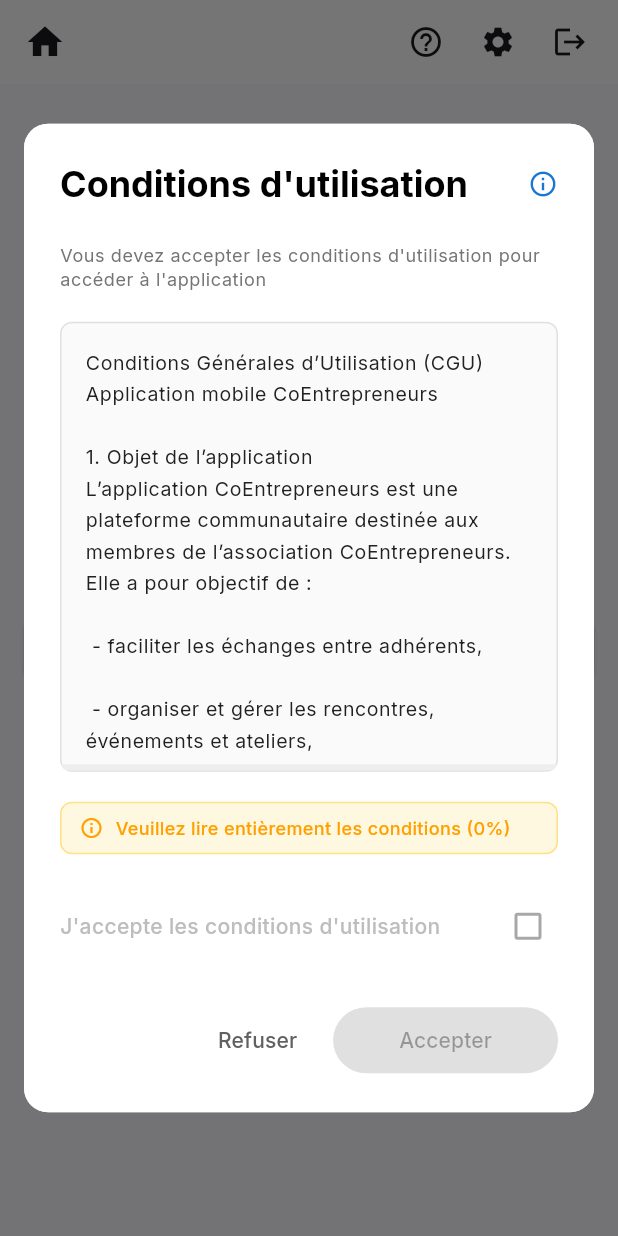
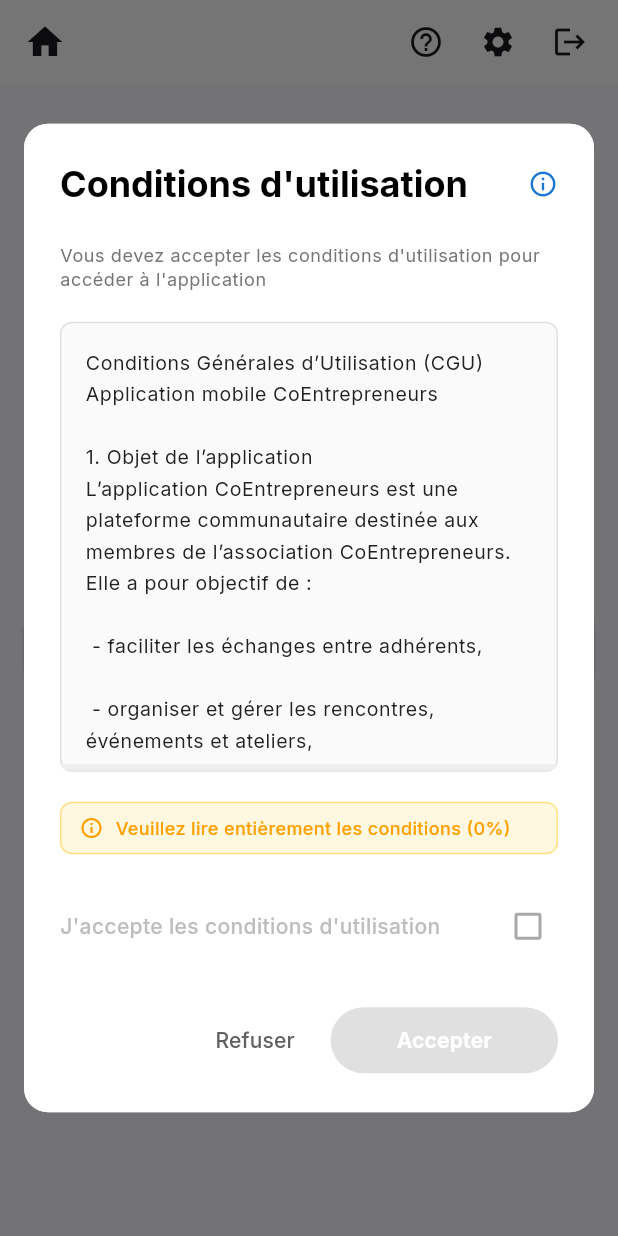
Before and after one commit to mathiasCarlier/coentrepreneurs, a Flutter app: the screen it shows once a user with an empty profile is signed in, on a phone screen of 412 x 824 dp. Run offline on Flutter 3.47's test engine with Material 3 defaults, Android fonts, the phone set to English and light mode, and no system bars; our stand-ins replace cloud_firestore, firebase_auth, firebase_core, firebase_storage, go_router, google_fonts and 1 more; accounts and stored records are empty.

Commit message:
changement de détails

```diff
--- a/lib/main.dart
+++ b/lib/main.dart
@@ -83,7 +83,11 @@
     seedColor: seed,
     brightness: Brightness.light,
   );
-  final textTheme = GoogleFonts.interTextTheme();
+  final baseTextTheme = GoogleFonts.interTextTheme();
+  final textTheme = baseTextTheme.apply(
+    bodyColor: scheme.onSurface,
+    displayColor: scheme.onSurface,
+  );
 
   return ThemeData(
     useMaterial3: true,
@@ -105,11 +109,17 @@
       filled: true,
       fillColor: scheme.surfaceContainerHighest,
       border: OutlineInputBorder(borderRadius: BorderRadius.circular(12)),
+      // Make hint and label more visible in light mode
+      hintStyle: TextStyle(color: scheme.onSurface.withOpacity(0.8)),
+      labelStyle: TextStyle(color: scheme.onSurface.withOpacity(0.9)),
     ),
     filledButtonTheme: FilledButtonThemeData(
       style: FilledButton.styleFrom(
         minimumSize: const Size.fromHeight(48),
         shape: RoundedRectangleBorder(borderRadius: BorderRadius.circular(12)),
+        // Ensure button text is readable on colored background
+        foregroundColor: Colors.white,
+        backgroundColor: scheme.primary,
       ),
     ),
   );
--- a/lib/widgets/cgu_acceptance_dialog.dart
+++ b/lib/widgets/cgu_acceptance_dialog.dart
@@ -322,10 +322,14 @@
                           },
                           style: ElevatedButton.styleFrom(
                             backgroundColor: Colors.blue.shade700,
+                            foregroundColor: Colors.white,
                           ),
                           child: const Padding(
                             padding: EdgeInsets.symmetric(vertical: 12),
-                            child: Text('Retour'),
+                            child: Text(
+                              'Retour',
+                              style: TextStyle(color: Colors.white, fontWeight: FontWeight.bold),
+                            ),
                           ),
                         ),
                       )
@@ -366,6 +370,7 @@
                                 : null,
                             style: ElevatedButton.styleFrom(
                               backgroundColor: Colors.blue.shade700,
+                              foregroundColor: Colors.white,
                               disabledBackgroundColor: Colors.grey.shade300,
                             ),
                             child: const Padding(
@@ -373,7 +378,10 @@
                                 horizontal: 20,
                                 vertical: 12,
                               ),
-                              child: Text('Accepter'),
+                              child: Text(
+                                'Accepter',
+                                style: TextStyle(color: Colors.white, fontWeight: FontWeight.bold),
+                              ),
                             ),
                           ),
                         ],
--- a/lib/widgets/event_card_avec_inscription.dart
+++ b/lib/widgets/event_card_avec_inscription.dart
@@ -497,8 +497,8 @@
               padding: const EdgeInsets.symmetric(horizontal: 12, vertical: 8),
               decoration: BoxDecoration(
                 color: widget.event.isStarted
-                    ? Colors.purple[900]?.withOpacity(0.3)
-                    : Colors.orange[900]?.withOpacity(0.3),
+                    ? (widget.isDark ? Colors.purple[900]?.withOpacity(0.3) : Colors.purple[50])
+                    : (widget.isDark ? Colors.orange[900]?.withOpacity(0.3) : Colors.orange[50]),
                 border: Border.all(
                   color: widget.event.isStarted
                       ? Colors.purple[400]!
@@ -641,7 +641,7 @@
             Container(
               padding: const EdgeInsets.symmetric(horizontal: 12, vertical: 8),
               decoration: BoxDecoration(
-                color: Colors.green[900]?.withOpacity(0.3),
+                color: widget.isDark ? Colors.green[900]?.withOpacity(0.3) : Colors.green[50],
                 border: Border.all(
                   color: Colors.green[400]!,
                   width: 1.5,
--- a/lib/widgets/invitation_dialog.dart
+++ b/lib/widgets/invitation_dialog.dart
@@ -294,6 +294,7 @@
           onPressed: _submitInvitations,
           style: ElevatedButton.styleFrom(
             backgroundColor: Colors.green[600],
+            foregroundColor: Colors.white,
           ),
           child: const Text('✅ Envoyer les invitations'),
         ),
```
Also changed, not shown: lib/pages/admin_events_page.dart (+12 -1 lines), lib/pages/home_page.dart (+16 -3 lines), lib/pages/messages_page.dart (+39 -6 lines), lib/pages/settings_page.dart (+8 -2 lines), 1 other file.
